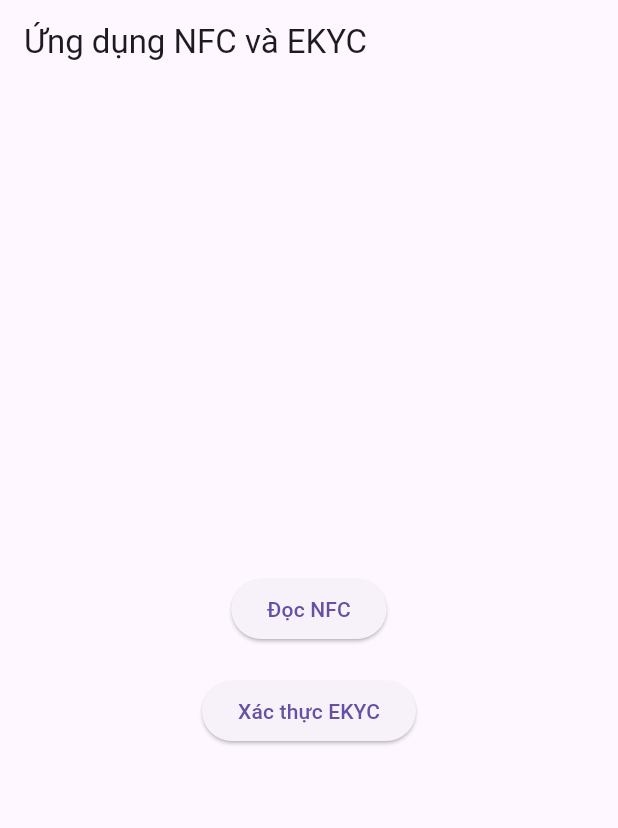
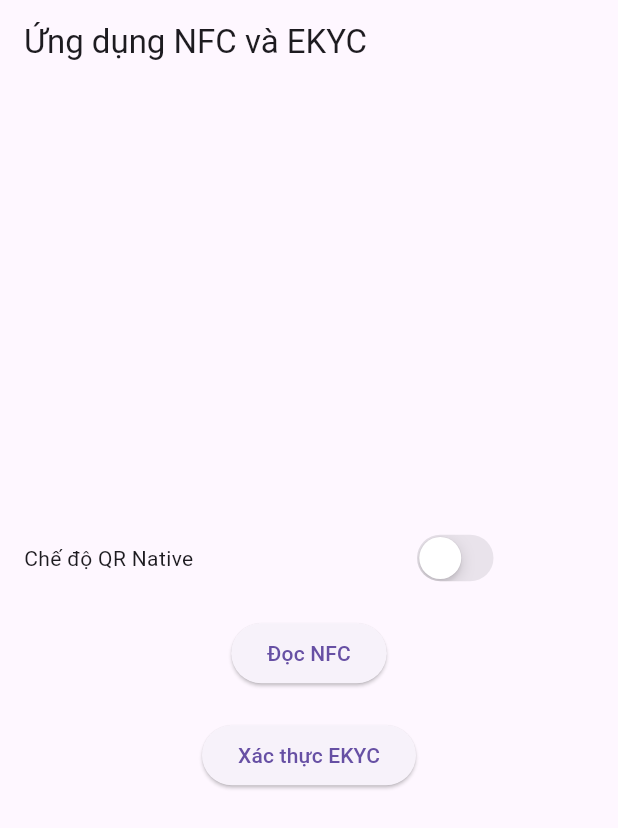
Before and after one commit to RayleightN/package_ekyc, a Flutter app: the screen it shows after launch, on a phone screen of 412 x 824 dp. Shown: the top 828 px of the screen. Run offline on Flutter 3.47's test engine with Material 3 defaults, Android fonts, the phone set to English and light mode, and no system bars; our stand-ins replace another_flushbar, auto_size_text, cached_network_image, camera, dio, flutter_multi_formatter and 8 more; missing offline and left inert: app_settings, asn1lib, dmrtd, flutter_nfc_kit, flutter_qr_scanner, google_mlkit_face_detection and 2 more; accounts and stored records are empty; project files that could hold a hidden picture were left out.

Commit message:
update qr native

```diff
--- a/example/lib/main.dart
+++ b/example/lib/main.dart
@@ -1,3 +1,4 @@
+import 'package:flutter/cupertino.dart';
 import 'package:flutter/material.dart';
 import 'package:package_ekyc/core/router/app_router.src.dart';
 import 'package:package_ekyc/modules/authentication_kyc/nfc_kyc/nfc_kyc.src.dart';
@@ -33,14 +34,15 @@ class _MyAppState extends State<MyApp> {
       // translationsKeys: AppTranslation.translations,
       locale: const Locale('vi', 'VN'),
 
-      home: const MyHomePage(),
+      home: MyHomePage(),
     );
   }
 }
 
 class MyHomePage extends StatelessWidget {
-  const MyHomePage({super.key});
+  MyHomePage({super.key});
 
+  final RxBool isQRNative = false.obs;
   @override
   Widget build(BuildContext context) {
     return Scaffold(
@@ -53,10 +55,28 @@ class MyHomePage extends StatelessWidget {
           child: Column(
             mainAxisAlignment: MainAxisAlignment.center,
             children: [
+              Row(
+                children: [
+                  const Expanded(
+                    child: Text("Chế độ QR Native"),
+                  ),
+                  const SizedBox(width: 10),
+                  Expanded(
+                    child: Obx(() => CupertinoSwitch(
+                        value: isQRNative.value,
+                        onChanged: (value) {
+                          isQRNative.value = value;
+                        })),
+                  ),
+                ],
+              ),
+              const SizedBox(height: 20),
               ElevatedButton(
                 onPressed: () async {
                   // Gọi hàm đọc NFC khi nhấn nút
-                  await PackageEkyc.readOnlyNFC().then((onValue) {
+                  await PackageEkyc.readOnlyNFC(
+                    isScanQRNative: isQRNative.value,
+                  ).then((onValue) {
                     if (onValue is SendNfcRequestModel) {
                       SendNfcRequestModel sendNfcRequestModel = onValue;
                       print(
@@ -84,6 +104,7 @@ class MyHomePage extends StatelessWidget {
                   await PackageEkyc.checkEKYC(
                     sdkRequestModel,
                     // qrUserInformation: qrUserInformation,
+                    isScanQRNative: isQRNative.value,
                   ).then((onValue) {
                     if (onValue is SendNfcRequestModel) {
                       SendNfcRequestModel sendNfcRequestModel = onValue;
--- a/lib/base_app/controllers_base/app_controller/app_controller.dart
+++ b/lib/base_app/controllers_base/app_controller/app_controller.dart
@@ -35,9 +35,9 @@ class AppController extends GetxController {
   SdkRequestModel sdkModel = SdkRequestModel();
   int tabIndex = 0;
 
-
   bool isOnlyNFC = false;
   bool isScanEKYC = false;
+  bool isScanQRNative = false;
 
   GuidNFC? guidNFC;
 
@@ -153,7 +153,9 @@ class AppController extends GetxController {
     if (qrUserInformation.documentNumber.isStringNotEmpty) {
       await Get.toNamed(AppRoutes.routeScanNfcKyc);
     } else {
-      await Get.toNamed(AppRoutes.routeQrNative);
+      await Get.toNamed(
+        isScanQRNative ? AppRoutes.routeQrNative : AppRoutes.routeQrKyc,
+      );
     }
     return sendNfcRequestGlobalModel;
   }
--- a/lib/package_ekyc.dart
+++ b/lib/package_ekyc.dart
@@ -11,12 +11,14 @@ import 'modules/sdk/sdk.src.dart';
 class PackageEkyc {
   static Future<SendNfcRequestModel?> readOnlyNFC({
     GuidNFC? guidNFC,
+    bool isScanQRNative = false,
   }) async {
     Get.toNamed(AppRoutes.initApp);
     AppController appController = Get.put(AppController());
 
     appController.isOnlyNFC = true;
     appController.guidNFC = guidNFC;
+    appController.isScanQRNative = isScanQRNative;
 
     Assets.isFromModules = true;
     var result = await appController.checkPermissionApp();
@@ -29,12 +31,15 @@ class PackageEkyc {
     SdkRequestModel sdkRequestModel, {
     QrUserInformation? qrUserInformation,
     GuidNFC? guidNFC,
+    bool isScanQRNative = false,
   }) async {
     Get.toNamed(AppRoutes.initApp);
     AppController appController = Get.put(AppController());
     Assets.isFromModules = true;
     appController.sdkModel = sdkRequestModel;
     appController.guidNFC = guidNFC;
+    appController.isScanQRNative = isScanQRNative;
+
     appController.qrUserInformation.documentNumber =
         sdkRequestModel.documentNumber;
     if (qrUserInformation != null) {
```
